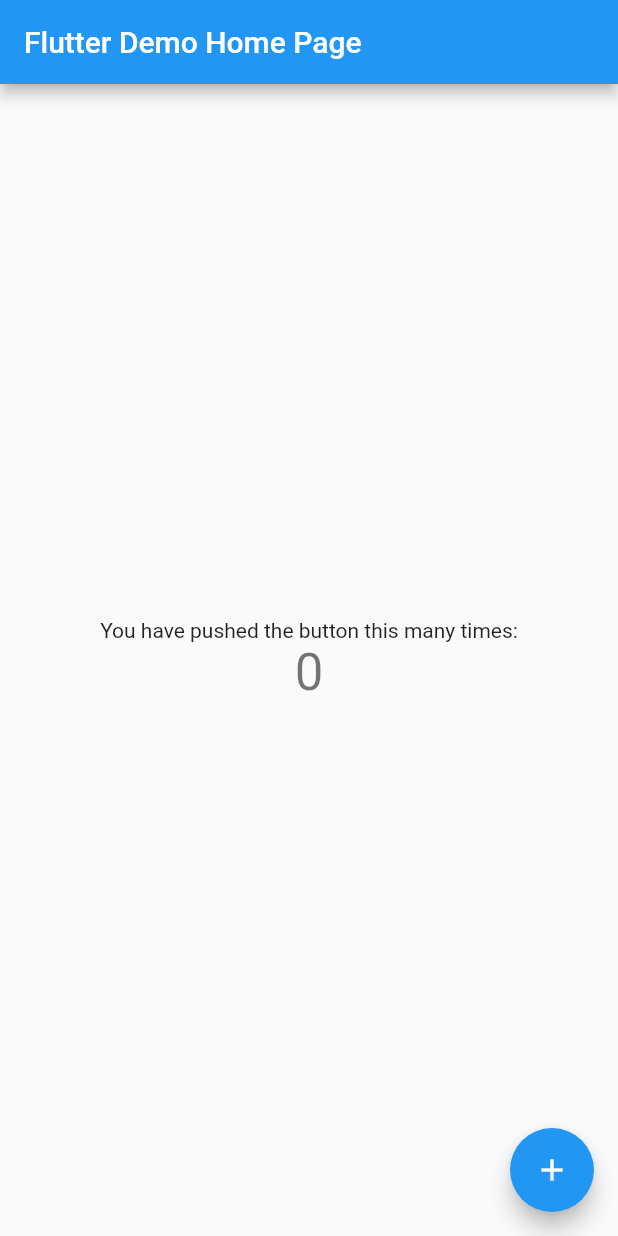
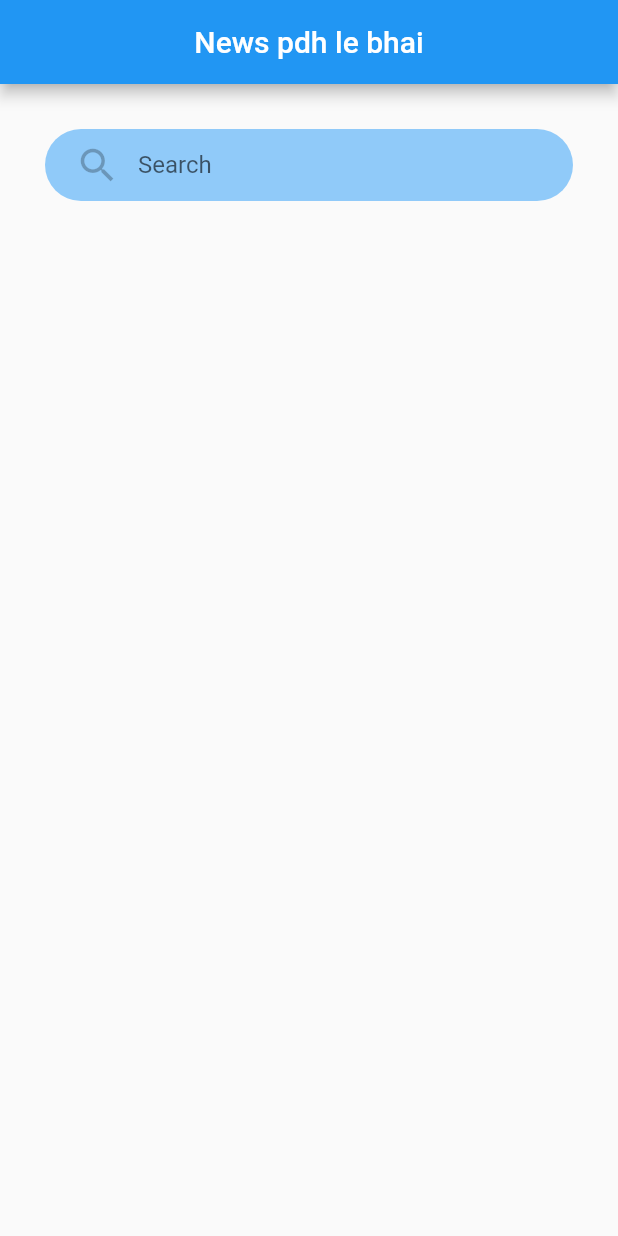
Before and after one commit to HarshGupta0/Get_News, a Flutter app: the screen it shows after launch, on a phone screen of 412 x 824 dp. Run offline on Flutter 3.47's test engine with Material 2 defaults, Android fonts, the phone set to English and light mode, and no system bars.

Commit message:
created search bar

```diff
--- /dev/null
+++ b/lib/home.dart
@@ -0,0 +1,73 @@
+import 'package:flutter/material.dart';
+
+class Home extends StatefulWidget {
+  const Home({Key? key}) : super(key: key);
+
+  @override
+  State<Home> createState() => _HomeState();
+}
+
+class _HomeState extends State<Home> {
+  TextEditingController searchController =new TextEditingController();
+  String search='';
+  @override
+  Widget build(BuildContext context) {
+    return Scaffold(
+      appBar: AppBar(
+        centerTitle: true,
+        title: Text('News pdh le bhai'),
+      ),
+      body: Container(
+        child: SingleChildScrollView(
+          child: Container(
+            child: Column(
+              children: [
+                Container(
+                  padding: EdgeInsets.only(left: 10),
+                  margin: EdgeInsets.all(30),
+                  decoration: BoxDecoration(
+                    borderRadius: BorderRadius.circular(35),
+                    color: Colors.blue
+                      .shade200,
+
+                  ),
+                  child: Row(
+                    mainAxisAlignment: MainAxisAlignment.spaceEvenly,
+                    crossAxisAlignment: CrossAxisAlignment.center,
+                    children: [
+                      SizedBox(width: 10,),
+                    GestureDetector(
+                      onTap: (){
+                        setState(() {
+                          search=searchController.text;
+                        });
+                      },
+                      child:Icon(Icons.search,size: 30,color: Colors.black26,),
+                    ),
+                      SizedBox(width: 10,),
+                      Expanded(
+                        child: TextField(
+                          controller: searchController,
+                          textInputAction: TextInputAction.go,//adding go or search many icon to phones keyboard
+                          keyboardType: TextInputType.multiline,
+                          minLines: 1, // Normal textInputField will be displayed
+                          maxLines: 5, // When user presses enter it will adapt to it
+                          decoration: InputDecoration(
+                            border: InputBorder.none,
+                            hintText: 'Search',
+                            contentPadding: EdgeInsets.all(2),
+                          ),
+                        ),
+                      ),
+                    ],
+                  ),
+                ),
+                Text('$search'),
+              ],
+            ),
+          ),
+        ),
+      ),
+    );
+  }
+}
--- a/lib/main.dart
+++ b/lib/main.dart
@@ -1,115 +1,21 @@
 import 'package:flutter/material.dart';
-
+import 'package:get_news/home.dart';
 void main() {
   runApp(const MyApp());
 }
+class MyApp extends StatefulWidget {
+  const MyApp({Key? key}) : super(key: key);
 
-class MyApp extends StatelessWidget {
-  const MyApp({super.key});
+  @override
+  State<MyApp> createState() => _MyAppState();
+}
 
-  // This widget is the root of your application.
+class _MyAppState extends State<MyApp> {
   @override
   Widget build(BuildContext context) {
     return MaterialApp(
-      title: 'Flutter Demo',
-      theme: ThemeData(
-        // This is the theme of your application.
-        //
-        // Try running your application with "flutter run". You'll see the
-        // application has a blue toolbar. Then, without quitting the app, try
-        // changing the primarySwatch below to Colors.green and then invoke
-        // "hot reload" (press "r" in the console where you ran "flutter run",
-        // or simply save your changes to "hot reload" in a Flutter IDE).
-        // Notice that the counter didn't reset back to zero; the application
-        // is not restarted.
-        primarySwatch: Colors.blue,
-      ),
-      home: const MyHomePage(title: 'Flutter Demo Home Page'),
+      debugShowCheckedModeBanner: false,
+      home:Home(),
     );
   }
 }
-
-class MyHomePage extends StatefulWidget {
-  const MyHomePage({super.key, required this.title});
-
-  // This widget is the home page of your application. It is stateful, meaning
-  // that it has a State object (defined below) that contains fields that affect
-  // how it looks.
-
-  // This class is the configuration for the state. It holds the values (in this
-  // case the title) provided by the parent (in this case the App widget) and
-  // used by the build method of the State. Fields in a Widget subclass are
-  // always marked "final".
-
-  final String title;
-
-  @override
-  State<MyHomePage> createState() => _MyHomePageState();
-}
-
-class _MyHomePageState extends State<MyHomePage> {
-  int _counter = 0;
-
-  void _incrementCounter() {
-    setState(() {
-      // This call to setState tells the Flutter framework that something has
-      // changed in this State, which causes it to rerun the build method below
-      // so that the display can reflect the updated values. If we changed
-      // _counter without calling setState(), then the build method would not be
-      // called again, and so nothing would appear to happen.
-      _counter++;
-    });
-  }
-
-  @override
-  Widget build(BuildContext context) {
-    // This method is rerun every time setState is called, for instance as done
-    // by the _incrementCounter method above.
-    //
-    // The Flutter framework has been optimized to make rerunning build methods
-    // fast, so that you can just rebuild anything that needs updating rather
-    // than having to individually change instances of widgets.
-    return Scaffold(
-      appBar: AppBar(
-        // Here we take the value from the MyHomePage object that was created by
-        // the App.build method, and use it to set our appbar title.
-        title: Text(widget.title),
-      ),
-      body: Center(
-        // Center is a layout widget. It takes a single child and positions it
-        // in the middle of the parent.
-        child: Column(
-          // Column is also a layout widget. It takes a list of children and
-          // arranges them vertically. By default, it sizes itself to fit its
-          // children horizontally, and tries to be as tall as its parent.
-          //
-          // Invoke "debug painting" (press "p" in the console, choose the
-          // "Toggle Debug Paint" action from the Flutter Inspector in Android
-          // Studio, or the "Toggle Debug Paint" command in Visual Studio Code)
-          // to see the wireframe for each widget.
-          //
-          // Column has various properties to control how it sizes itself and
-          // how it positions its children. Here we use mainAxisAlignment to
-          // center the children vertically; the main axis here is the vertical
-          // axis because Columns are vertical (the cross axis would be
-          // horizontal).
-          mainAxisAlignment: MainAxisAlignment.center,
-          children: <Widget>[
-            const Text(
-              'You have pushed the button this many times:',
-            ),
-            Text(
-              '$_counter',
-              style: Theme.of(context).textTheme.headline4,
-            ),
-          ],
-        ),
-      ),
-      floatingActionButton: FloatingActionButton(
-        onPressed: _incrementCounter,
-        tooltip: 'Increment',
-        child: const Icon(Icons.add),
-      ), // This trailing comma makes auto-formatting nicer for build methods.
-    );
-  }
-}
```
